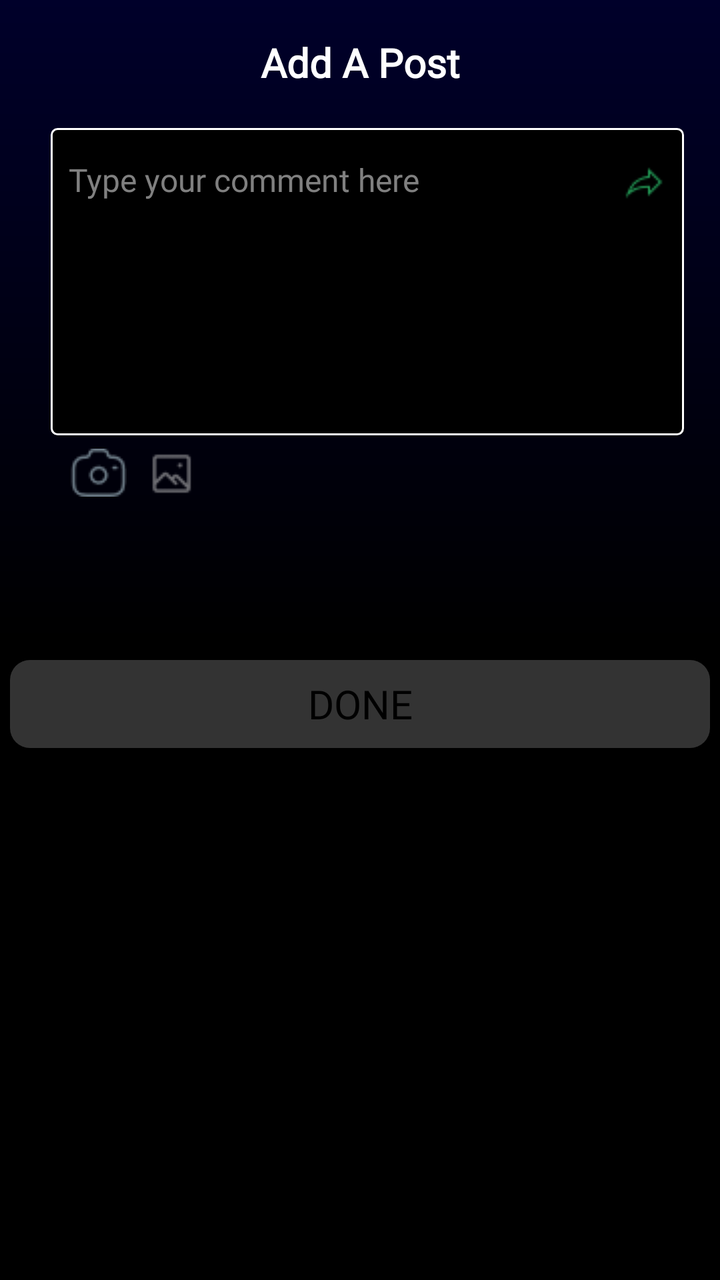
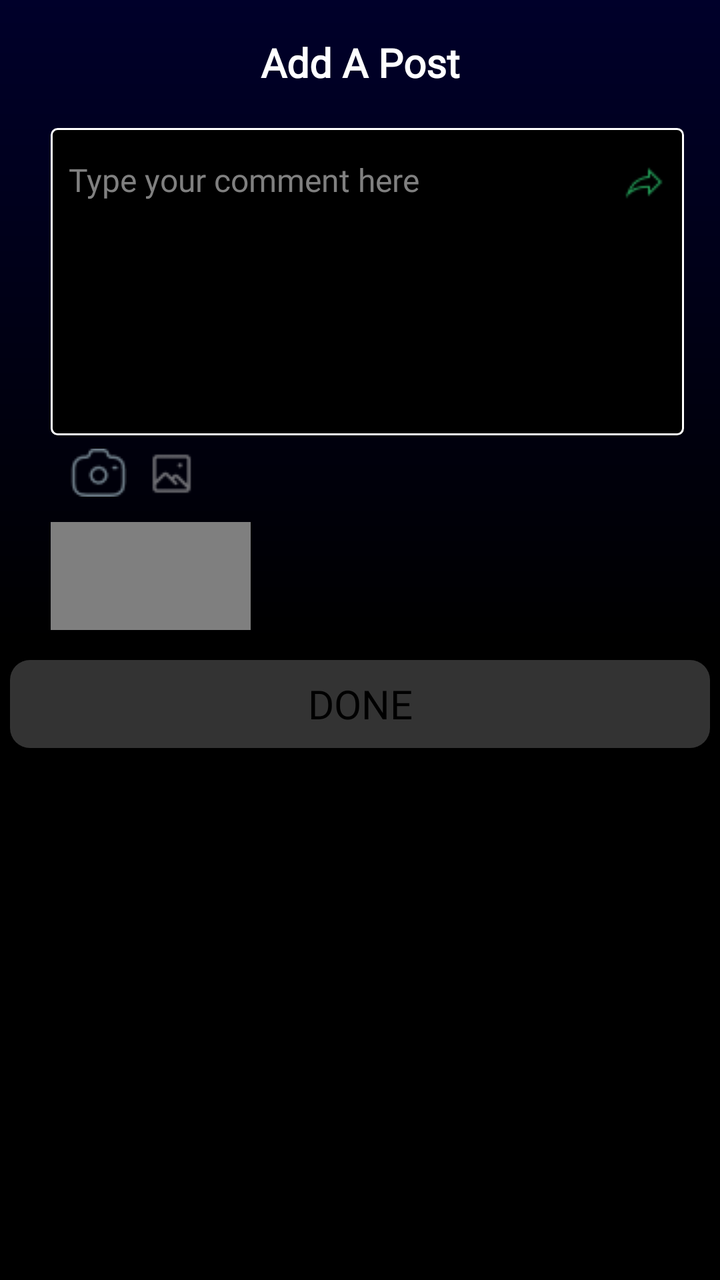

Screens rendered from an Android XML layout before and after an edit, with the pre-edit source and the edit as a unified diff.
<!-- AndroidManifest.xml: application theme Theme.Pruvve -->
<!-- res/layout/activity_cutom_gallery.xml -->
<?xml version="1.0" encoding="utf-8"?>
<androidx.constraintlayout.widget.ConstraintLayout xmlns:android="http://schemas.android.com/apk/res/android"
    xmlns:app="http://schemas.android.com/apk/res-auto"
    xmlns:tools="http://schemas.android.com/tools"
    android:id="@+id/clGallery"
    android:layout_width="match_parent"
    android:layout_height="match_parent"
    android:background="@drawable/pitch_background"
    tools:context=".CustomGallery">

        <TextView
            android:layout_width="match_parent"
            android:layout_height="wrap_content"
            android:fontFamily="@font/my_exo"
            android:gravity="center"
            android:text="Add A Post"
            android:textColor="@color/white"
            android:textSize="20sp"
            android:textStyle="bold"
            app:layout_constraintEnd_toEndOf="parent"
            app:layout_constraintStart_toStartOf="parent"
            app:layout_constraintTop_toTopOf="@+id/guideline336"
            tools:ignore="HardcodedText" />

        <LinearLayout
            android:layout_width="0dp"
            android:layout_height="0dp"
            android:background="@drawable/search_background4"
            android:orientation="horizontal"
            app:layout_constraintBottom_toTopOf="@+id/guideline331"
            app:layout_constraintEnd_toStartOf="@+id/guideline328"
            app:layout_constraintStart_toStartOf="@+id/guideline329"
            app:layout_constraintTop_toTopOf="@+id/guideline321">

                <EditText
                    android:id="@+id/etAddMediaCaption"
                    android:layout_width="match_parent"
                    android:layout_height="match_parent"
                    android:layout_margin="5dp"
                    android:layout_weight="1"
                    android:autofillHints="none"
                    android:fontFamily="@font/my_exo"
                    android:gravity="start"
                    android:hint="Type your comment here"
                    android:inputType="text"
                    android:textColor="@color/white"
                    android:textColorHint="@color/gray"
                    android:textSize="16sp"
                    tools:ignore="HardcodedText" />

                <ImageView
                    android:layout_width="match_parent"
                    android:layout_height="wrap_content"
                    android:layout_marginTop="15dp"
                    android:layout_marginEnd="5dp"
                    android:layout_weight="8"
                    android:src="@drawable/send_icon"
                    tools:ignore="ContentDescription" />

        </LinearLayout>

        <LinearLayout
            android:id="@+id/linearLayout12"
            android:layout_width="0dp"
            android:layout_height="wrap_content"
            android:layout_margin="5dp"
            android:orientation="horizontal"
            app:layout_constraintBottom_toTopOf="@+id/guideline337"
            app:layout_constraintEnd_toStartOf="@+id/guideline328"
            app:layout_constraintStart_toStartOf="@+id/guideline329"
            app:layout_constraintTop_toTopOf="@+id/guideline331">

                <ImageView
                    android:id="@+id/imvOpenCamera"
                    android:layout_width="wrap_content"
                    android:layout_height="wrap_content"
                    android:layout_margin="5dp"
                    android:src="@drawable/camera_icon"
                    tools:ignore="ContentDescription" />

                <ImageView
                    android:id="@+id/imvOpenGallery"
                    android:layout_width="wrap_content"
                    android:layout_height="wrap_content"
                    android:layout_margin="5dp"
                    android:layout_marginBottom="5dp"
                    android:src="@drawable/gallery_icon"
                    tools:ignore="ContentDescription" />

        </LinearLayout>

        <ImageView
            android:id="@+id/wvGalleryPic1"
            android:layout_width="100dp"
            android:layout_height="0dp"
            android:layout_marginTop="5dp"
            android:layout_marginBottom="5dp"
            android:layout_weight="1"
            android:scaleType="centerCrop"
            app:layout_constraintBottom_toTopOf="@+id/guideline338"
            app:layout_constraintStart_toStartOf="@+id/guideline329"
            app:layout_constraintTop_toTopOf="@+id/guideline337"
            tools:ignore="ContentDescription" />

        <Button
            android:id="@+id/btnAddMedia"
            android:layout_width="350dp"
            android:layout_height="0dp"
            android:layout_margin="10dp"
            android:background="@drawable/disabled_button"
            android:fontFamily="@font/poppins_bold"
            android:text="Done"
            android:textColor="@color/black"
            android:textSize="20sp"
            app:layout_constraintBottom_toTopOf="@+id/guideline320"
            app:layout_constraintEnd_toEndOf="parent"
            app:layout_constraintHorizontal_bias="0.491"
            app:layout_constraintStart_toStartOf="parent"
            app:layout_constraintTop_toTopOf="@+id/guideline338"
            app:layout_constraintVertical_bias="0.0"
            tools:ignore="HardcodedText" />

        <androidx.constraintlayout.widget.Guideline
            android:id="@+id/guideline318"
            android:layout_width="wrap_content"
            android:layout_height="wrap_content"
            android:orientation="vertical"
            app:layout_constraintGuide_percent="0.85" />

        <androidx.constraintlayout.widget.Guideline
            android:id="@+id/guideline319"
            android:layout_width="wrap_content"
            android:layout_height="wrap_content"
            android:orientation="vertical"
            app:layout_constraintGuide_percent="0.12" />

        <androidx.constraintlayout.widget.Guideline
            android:id="@+id/guideline320"
            android:layout_width="wrap_content"
            android:layout_height="wrap_content"
            android:orientation="horizontal"
            app:layout_constraintGuide_percent="0.6" />

        <androidx.constraintlayout.widget.Guideline
            android:id="@+id/guideline321"
            android:layout_width="wrap_content"
            android:layout_height="wrap_content"
            android:orientation="horizontal"
            app:layout_constraintGuide_percent="0.1" />

        <androidx.constraintlayout.widget.Guideline
            android:id="@+id/guideline328"
            android:layout_width="wrap_content"
            android:layout_height="wrap_content"
            android:orientation="vertical"
            app:layout_constraintGuide_percent="0.95" />

        <androidx.constraintlayout.widget.Guideline
            android:id="@+id/guideline329"
            android:layout_width="wrap_content"
            android:layout_height="wrap_content"
            android:orientation="vertical"
            app:layout_constraintGuide_percent="0.07" />

        <androidx.constraintlayout.widget.Guideline
            android:id="@+id/guideline331"
            android:layout_width="wrap_content"
            android:layout_height="wrap_content"
            android:orientation="horizontal"
            app:layout_constraintGuide_percent="0.34" />

        <androidx.constraintlayout.widget.Guideline
            android:id="@+id/guideline336"
            android:layout_width="wrap_content"
            android:layout_height="wrap_content"
            android:orientation="horizontal"
            app:layout_constraintGuide_percent="0.027359782" />

        <androidx.constraintlayout.widget.Guideline
            android:id="@+id/guideline337"
            android:layout_width="wrap_content"
            android:layout_height="wrap_content"
            android:orientation="horizontal"
            app:layout_constraintGuide_percent="0.4" />

        <androidx.constraintlayout.widget.Guideline
            android:id="@+id/guideline338"
            android:layout_width="wrap_content"
            android:layout_height="wrap_content"
            android:orientation="horizontal"
            app:layout_constraintGuide_percent="0.5" />
</androidx.constraintlayout.widget.ConstraintLayout>
<!-- resources referenced by this layout -->
<resources>
  <color name="black">#FF000000</color>
  <color name="gray">#808080</color>
  <color name="white">#FFFFFFFF</color>
  <!-- drawable camera_icon: png bitmap (drawable, 905 bytes) -->
  <!-- drawable disabled_button (drawable) -->
  <?xml version="1.0" encoding="utf-8"?>
  <shape
      xmlns:android="http://schemas.android.com/apk/res/android"
      android:shape="rectangle">
      <solid
          android:color="@color/dark_gray"/>
      <corners
          android:radius="10dp"/>
  </shape>
  <!-- drawable gallery_icon: png bitmap (drawable, 413 bytes) -->
  <!-- drawable pitch_background (drawable) -->
  <?xml version="1.0" encoding="utf-8"?>
  <shape
      xmlns:android="http://schemas.android.com/apk/res/android"
      android:shape="rectangle">
      <gradient android:startColor="@color/black"
          android:endColor="#00002A"
          android:angle="90"
          android:type="linear"
          android:centerColor="@color/black"/>
  
  </shape>
  <!-- drawable search_background4 (drawable) -->
  <?xml version="1.0" encoding="utf-8"?>
  <shape xmlns:android="http://schemas.android.com/apk/res/android"
      android:shape="rectangle">
      <corners android:radius="3dp"/>
      <stroke android:width="1dp"
          android:color="@color/white"/>
      <solid
          android:color="@color/black"/>
  </shape>
  <!-- drawable send_icon: png bitmap (drawable, 459 bytes) -->
  <style name="Theme.Pruvve" parent="Theme.AppCompat.DayNight.DarkActionBar" />
  <color name="dark_gray">#333333</color>
</resources>

<!-- the commit's change to res/layout/activity_cutom_gallery.xml (unified diff, before → after) -->
@@ -102,6 +102,17 @@
             app:layout_constraintTop_toTopOf="@+id/guideline337"
             tools:ignore="ContentDescription" />
 
+        <VideoView
+            android:id="@+id/videoView"
+            android:layout_width="100dp"
+            android:layout_height="0dp"
+            android:layout_marginTop="5dp"
+            android:layout_marginBottom="5dp"
+            android:layout_weight="1"
+            app:layout_constraintBottom_toTopOf="@+id/guideline338"
+            app:layout_constraintStart_toStartOf="@+id/guideline329"
+            app:layout_constraintTop_toTopOf="@+id/guideline337"/>
+
         <Button
             android:id="@+id/btnAddMedia"
             android:layout_width="350dp"
